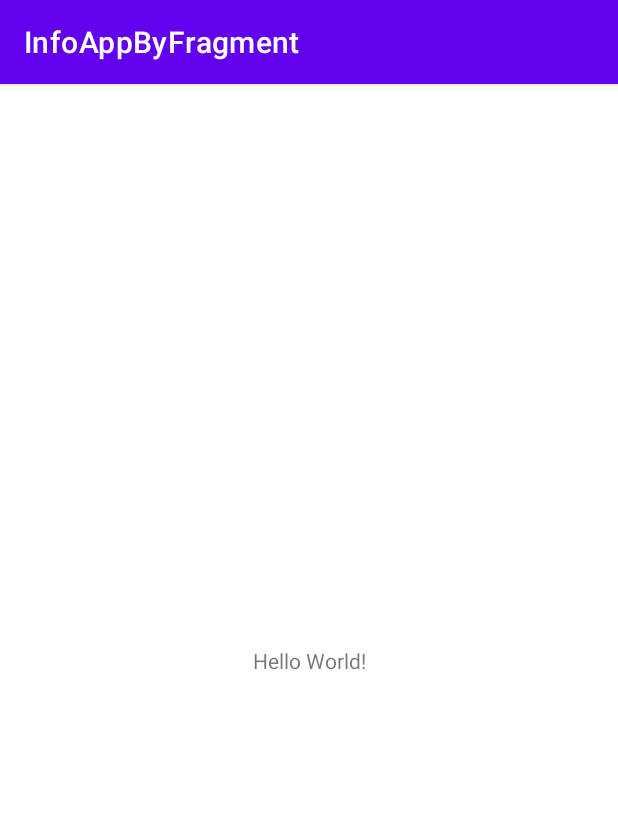
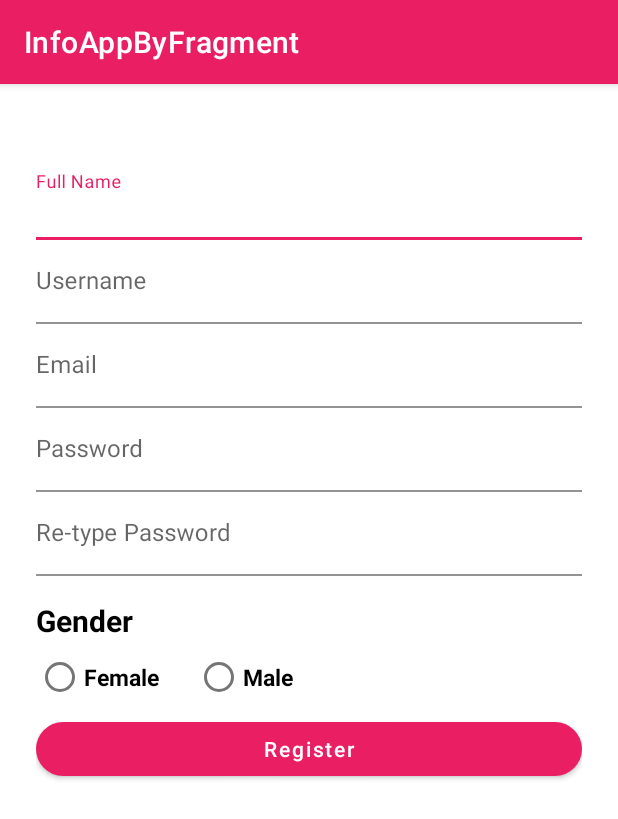
Before and after one commit to Zahra-Jannesari/InfoAppByFragment, an Android app: the screen it shows after launch (MainActivity), on a phone screen of 412 x 824 dp. Shown: the top 819 px of the screen. Run offline under Robolectric (Android 15) with nearby library versions, the phone set to English and light mode, and no system bars.

Commit message:
setup fragment layouts

```diff
--- a/app/build.gradle
+++ b/app/build.gradle
@@ -37,6 +37,7 @@ dependencies {
     implementation 'androidx.appcompat:appcompat:1.4.1'
     implementation 'com.google.android.material:material:1.5.0'
     implementation 'androidx.constraintlayout:constraintlayout:2.1.3'
+    implementation 'androidx.legacy:legacy-support-v4:1.0.0'
     testImplementation 'junit:junit:4.13.2'
     androidTestImplementation 'androidx.test.ext:junit:1.1.3'
     androidTestImplementation 'androidx.test.espresso:espresso-core:3.4.0'
--- /dev/null
+++ b/app/src/main/java/com/zarisa/infoappbyfragment/RegisterFragment.kt
@@ -0,0 +1,59 @@
+package com.zarisa.infoappbyfragment
+
+import android.os.Bundle
+import androidx.fragment.app.Fragment
+import android.view.LayoutInflater
+import android.view.View
+import android.view.ViewGroup
+
+// TODO: Rename parameter arguments, choose names that match
+// the fragment initialization parameters, e.g. ARG_ITEM_NUMBER
+private const val ARG_PARAM1 = "param1"
+private const val ARG_PARAM2 = "param2"
+
+/**
+ * A simple [Fragment] subclass.
+ * Use the [RegisterFragment.newInstance] factory method to
+ * create an instance of this fragment.
+ */
+class RegisterFragment : Fragment() {
+    // TODO: Rename and change types of parameters
+    private var param1: String? = null
+    private var param2: String? = null
+
+    override fun onCreate(savedInstanceState: Bundle?) {
+        super.onCreate(savedInstanceState)
+        arguments?.let {
+            param1 = it.getString(ARG_PARAM1)
+            param2 = it.getString(ARG_PARAM2)
+        }
+    }
+
+    override fun onCreateView(
+        inflater: LayoutInflater, container: ViewGroup?,
+        savedInstanceState: Bundle?
+    ): View? {
+        // Inflate the layout for this fragment
+        return inflater.inflate(R.layout.fragment_register, container, false)
+    }
+
+    companion object {
+        /**
+         * Use this factory method to create a new instance of
+         * this fragment using the provided parameters.
+         *
+         * @param param1 Parameter 1.
+         * @param param2 Parameter 2.
+         * @return A new instance of fragment RegisterFragment.
+         */
+        // TODO: Rename and change types and number of parameters
+        @JvmStatic
+        fun newInstance(param1: String, param2: String) =
+            RegisterFragment().apply {
+                arguments = Bundle().apply {
+                    putString(ARG_PARAM1, param1)
+                    putString(ARG_PARAM2, param2)
+                }
+            }
+    }
+}
--- a/app/src/main/res/layout/activity_main.xml
+++ b/app/src/main/res/layout/activity_main.xml
@@ -1,18 +1,16 @@
 <?xml version="1.0" encoding="utf-8"?>
-<androidx.constraintlayout.widget.ConstraintLayout xmlns:android="http://schemas.android.com/apk/res/android"
+<LinearLayout xmlns:android="http://schemas.android.com/apk/res/android"
     xmlns:app="http://schemas.android.com/apk/res-auto"
     xmlns:tools="http://schemas.android.com/tools"
     android:layout_width="match_parent"
     android:layout_height="match_parent"
-    tools:context=".MainActivity">
+    tools:context=".MainActivity"
+    android:orientation="vertical">
 
-    <TextView
-        android:layout_width="wrap_content"
-        android:layout_height="wrap_content"
-        android:text="Hello World!"
-        app:layout_constraintBottom_toBottomOf="parent"
-        app:layout_constraintLeft_toLeftOf="parent"
-        app:layout_constraintRight_toRightOf="parent"
-        app:layout_constraintTop_toTopOf="parent" />
 
-</androidx.constraintlayout.widget.ConstraintLayout>
+    <androidx.fragment.app.FragmentContainerView
+        android:id="@+id/fragmentContainerView"
+        android:name="com.zarisa.infoappbyfragment.RegisterFragment"
+        android:layout_width="match_parent"
+        android:layout_height="match_parent" />
+</LinearLayout>
--- /dev/null
+++ b/app/src/main/res/layout/fragment_register.xml
@@ -0,0 +1,171 @@
+<?xml version="1.0" encoding="utf-8"?>
+<LinearLayout xmlns:android="http://schemas.android.com/apk/res/android"
+    xmlns:tools="http://schemas.android.com/tools"
+    android:layout_width="match_parent"
+    android:layout_height="match_parent"
+    xmlns:app="http://schemas.android.com/apk/res-auto"
+    tools:context=".RegisterFragment">
+
+    <ScrollView
+        android:layout_width="match_parent"
+        android:layout_height="match_parent"
+        app:layout_constraintHorizontal_bias="0.0"
+        app:layout_constraintVertical_bias="1.0"
+        android:layout_marginHorizontal="24dp"
+        android:layout_marginVertical="48dp">
+
+        <LinearLayout
+            android:layout_width="match_parent"
+            android:layout_height="wrap_content"
+            android:orientation="vertical">
+
+            <LinearLayout
+                android:id="@+id/linearLayout"
+                android:layout_width="match_parent"
+                android:layout_height="wrap_content"
+                android:gravity="center"
+                android:orientation="vertical"
+                app:layout_constraintEnd_toEndOf="parent"
+                app:layout_constraintStart_toStartOf="parent"
+                app:layout_constraintTop_toTopOf="parent">
+
+                <com.google.android.material.textfield.TextInputLayout
+                    android:layout_width="match_parent"
+                    android:layout_height="wrap_content">
+
+                    <com.google.android.material.textfield.TextInputEditText
+                        android:id="@+id/textField_FullName"
+                        android:layout_width="match_parent"
+                        android:layout_height="wrap_content"
+                        android:background="@color/white"
+                        android:hint="@string/full_name"
+                        android:paddingStart="0dp"
+                        android:text=""
+                        android:maxLines="1"/>
+
+                </com.google.android.material.textfield.TextInputLayout>
+
+                <com.google.android.material.textfield.TextInputLayout
+                    android:layout_width="match_parent"
+                    android:layout_height="wrap_content">
+
+                    <com.google.android.material.textfield.TextInputEditText
+                        android:id="@+id/textField_Username"
+                        android:layout_width="match_parent"
+                        android:layout_height="wrap_content"
+                        android:background="@color/white"
+                        android:hint="@string/username"
+                        android:paddingStart="0dp"
+                        android:maxLines="1"/>
+
+                </com.google.android.material.textfield.TextInputLayout>
+
+
+                <com.google.android.material.textfield.TextInputLayout
+                    android:layout_width="match_parent"
+                    android:layout_height="wrap_content">
+
+                    <com.google.android.material.textfield.TextInputEditText
+                        android:id="@+id/textField_Email"
+                        android:layout_width="match_parent"
+                        android:layout_height="wrap_content"
+                        android:background="@color/white"
+                        android:hint="@string/email"
+                        android:inputType="textEmailAddress"
+                        android:paddingStart="0dp"
+                        android:maxLines="1"/>
+
+                </com.google.android.material.textfield.TextInputLayout>
+
+                <com.google.android.material.textfield.TextInputLayout
+                    android:layout_width="match_parent"
+                    android:layout_height="wrap_content">
+
+                    <com.google.android.material.textfield.TextInputEditText
+                        android:id="@+id/textField_Password"
+                        android:layout_width="match_parent"
+                        android:layout_height="wrap_content"
+                        android:background="@color/white"
+                        android:hint="@string/password"
+                        android:inputType="textPassword"
+                        android:paddingStart="0dp"
+                        android:maxLines="1"/>
+
+                </com.google.android.material.textfield.TextInputLayout>
+
+                <com.google.android.material.textfield.TextInputLayout
+                    android:layout_width="match_parent"
+                    android:layout_height="wrap_content">
+
+                    <com.google.android.material.textfield.TextInputEditText
+                        android:id="@+id/textField_RetypePassword"
+                        android:layout_width="match_parent"
+                        android:layout_height="wrap_content"
+                        android:background="@color/white"
+                        android:hint="@string/re_type_password"
+                        android:inputType="textPassword"
+                        android:paddingStart="0dp"
+                        android:maxLines="1"/>
+
+                </com.google.android.material.textfield.TextInputLayout>
+
+
+            </LinearLayout>
+
+            <TextView
+                android:id="@+id/textView_Gender"
+                android:layout_width="wrap_content"
+                android:layout_height="wrap_content"
+                android:layout_marginTop="16dp"
+                android:text="@string/Gender"
+                android:textColor="@color/black"
+                android:textSize="20dp"
+                android:textStyle="bold"
+
+                />
+
+            <RadioGroup
+                android:id="@+id/RadioGroup_Gender"
+                android:layout_width="wrap_content"
+                android:layout_height="wrap_content"
+                android:orientation="horizontal">
+
+                <RadioButton
+                    android:id="@+id/radioButton_Female"
+                    android:layout_width="wrap_content"
+                    android:layout_height="wrap_content"
+                    android:text="@string/GenderFemale"
+                    android:textSize="15dp"
+                    android:textStyle="bold"
+                    app:layout_constraintStart_toStartOf="@+id/textView_Gender"
+                    app:layout_constraintTop_toBottomOf="@+id/textView_Gender" />
+
+                <RadioButton
+                    android:id="@+id/radioButton_Male"
+                    android:layout_width="wrap_content"
+                    android:layout_height="wrap_content"
+                    android:layout_marginStart="24dp"
+                    android:text="@string/GenderMale"
+                    android:textSize="15dp"
+                    android:textStyle="bold"
+                    app:layout_constraintBottom_toBottomOf="@+id/radioButton_Female"
+                    app:layout_constraintStart_toEndOf="@+id/radioButton_Female"
+                    app:layout_constraintTop_toTopOf="@+id/radioButton_Female"
+                    app:layout_constraintVertical_bias="0.0" />
+            </RadioGroup>
+
+            <com.google.android.material.button.MaterialButton
+                android:id="@+id/button_Register"
+                android:layout_width="match_parent"
+                android:layout_height="wrap_content"
+                android:text="@string/register"
+                android:textAllCaps="false"
+                app:cornerRadius="20dp" />
+
+
+        </LinearLayout>
+
+
+    </ScrollView>
+
+</LinearLayout>
--- a/app/src/main/res/values/strings.xml
+++ b/app/src/main/res/values/strings.xml
@@ -1,3 +1,14 @@
 <resources>
     <string name="app_name">InfoAppByFragment</string>
+    <string name="GenderFemale">Female</string>
+    <string name="GenderMale">Male</string>
+    <string name="register">Register</string>
+    <string name="Gender">Gender</string>
+    <string name="full_name">Full Name</string>
+    <string name="username">Username</string>
+    <string name="email">Email</string>
+    <string name="password">Password</string>
+    <string name="re_type_password">Re-type Password</string>
+    <!-- TODO: Remove or change this placeholder text -->
+    <string name="hello_blank_fragment">Hello blank fragment</string>
 </resources>
--- a/app/src/main/res/values/themes.xml
+++ b/app/src/main/res/values/themes.xml
@@ -2,11 +2,11 @@
     <!-- Base application theme. -->
     <style name="Theme.InfoAppByFragment" parent="Theme.MaterialComponents.DayNight.DarkActionBar">
         <!-- Primary brand color. -->
-        <item name="colorPrimary">@color/purple_500</item>
+        <item name="colorPrimary">#E91E63</item>
         <item name="colorPrimaryVariant">@color/purple_700</item>
         <item name="colorOnPrimary">@color/white</item>
         <!-- Secondary brand color. -->
-        <item name="colorSecondary">@color/teal_200</item>
+        <item name="colorSecondary">#E91E63</item>
         <item name="colorSecondaryVariant">@color/teal_700</item>
         <item name="colorOnSecondary">@color/black</item>
         <!-- Status bar color. -->
```
Also changed, not shown: app/src/main/java/com/zarisa/infoappbyfragment/SaveFragment.kt (added, +59 -0 lines), app/src/main/res/drawable/rounded_for_textview.xml (added, +12 -0 lines), app/src/main/res/layout/fragment_save.xml (added, +84 -0 lines).
